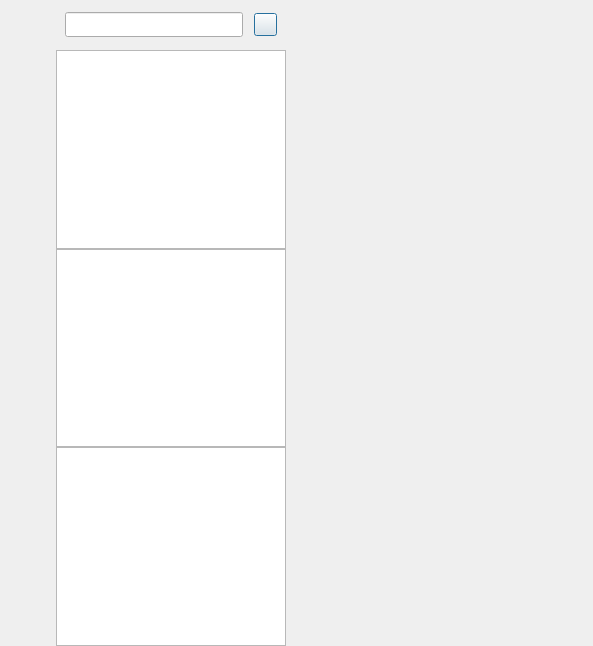
Z-xq7/QChat, file QChat/chatdialog.ui: the form before one commit.
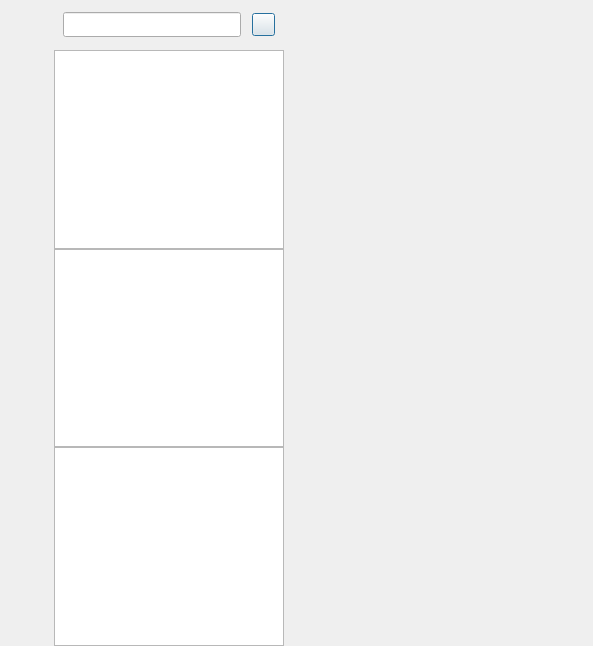
The form after the commit. Custom widgets are drawn as their Qt base class.

Diff of the .ui file:
```diff
--- a/QChat/chatdialog.ui
+++ b/QChat/chatdialog.ui
@@ -48,13 +48,13 @@
      </property>
      <property name="minimumSize">
       <size>
-       <width>56</width>
+       <width>54</width>
        <height>0</height>
       </size>
      </property>
      <property name="maximumSize">
       <size>
-       <width>56</width>
+       <width>54</width>
        <height>16777215</height>
       </size>
      </property>
@@ -63,22 +63,34 @@
        <number>7</number>
       </property>
       <property name="leftMargin">
-       <number>5</number>
+       <number>7</number>
       </property>
       <property name="topMargin">
        <number>30</number>
       </property>
       <property name="rightMargin">
-       <number>5</number>
+       <number>7</number>
       </property>
       <property name="bottomMargin">
        <number>0</number>
       </property>
       <item>
        <widget class="QWidget" name="widget" native="true">
+        <property name="minimumSize">
+         <size>
+          <width>40</width>
+          <height>0</height>
+         </size>
+        </property>
+        <property name="maximumSize">
+         <size>
+          <width>40</width>
+          <height>16777215</height>
+         </size>
+        </property>
         <layout class="QVBoxLayout" name="verticalLayout_3">
          <property name="spacing">
-          <number>30</number>
+          <number>20</number>
          </property>
          <property name="leftMargin">
           <number>0</number>
@@ -118,14 +130,14 @@
           <widget class="StateWidget" name="side_chat_lb" native="true">
            <property name="minimumSize">
             <size>
-             <width>35</width>
-             <height>35</height>
+             <width>38</width>
+             <height>38</height>
             </size>
            </property>
            <property name="maximumSize">
             <size>
-             <width>35</width>
-             <height>35</height>
+             <width>38</width>
+             <height>38</height>
             </size>
            </property>
           </widget>
@@ -134,6 +146,25 @@
           <widget class="StateWidget" name="side_contact_lb" native="true">
            <property name="minimumSize">
             <size>
+             <width>38</width>
+             <height>38</height>
+            </size>
+           </property>
+           <property name="maximumSize">
+            <size>
+             <width>38</width>
+             <height>38</height>
+            </size>
+           </property>
+           <property name="layoutDirection">
+            <enum>Qt::LayoutDirection::LeftToRight</enum>
+           </property>
+          </widget>
+         </item>
+         <item>
+          <widget class="StateWidget" name="side_settings_lb" native="true">
+           <property name="minimumSize">
+            <size>
              <width>35</width>
              <height>35</height>
             </size>
@@ -289,9 +320,10 @@
    <item>
     <widget class="QStackedWidget" name="stackedWidget">
      <property name="currentIndex">
-      <number>0</number>
+      <number>1</number>
      </property>
      <widget class="ChatPage" name="chat_page"/>
+     <widget class="UserInfoPage" name="user_info_page"/>
      <widget class="ApplyFriendPage" name="friend_apply_page"/>
      <widget class="FriendInfoPage" name="friend_info_page"/>
     </widget>
@@ -348,6 +380,12 @@
    <header location="global">friendinfopage.h</header>
    <container>1</container>
   </customwidget>
+  <customwidget>
+   <class>UserInfoPage</class>
+   <extends>QWidget</extends>
+   <header location="global">userinfopage.h</header>
+   <container>1</container>
+  </customwidget>
  </customwidgets>
  <resources/>
  <connections/>
```
